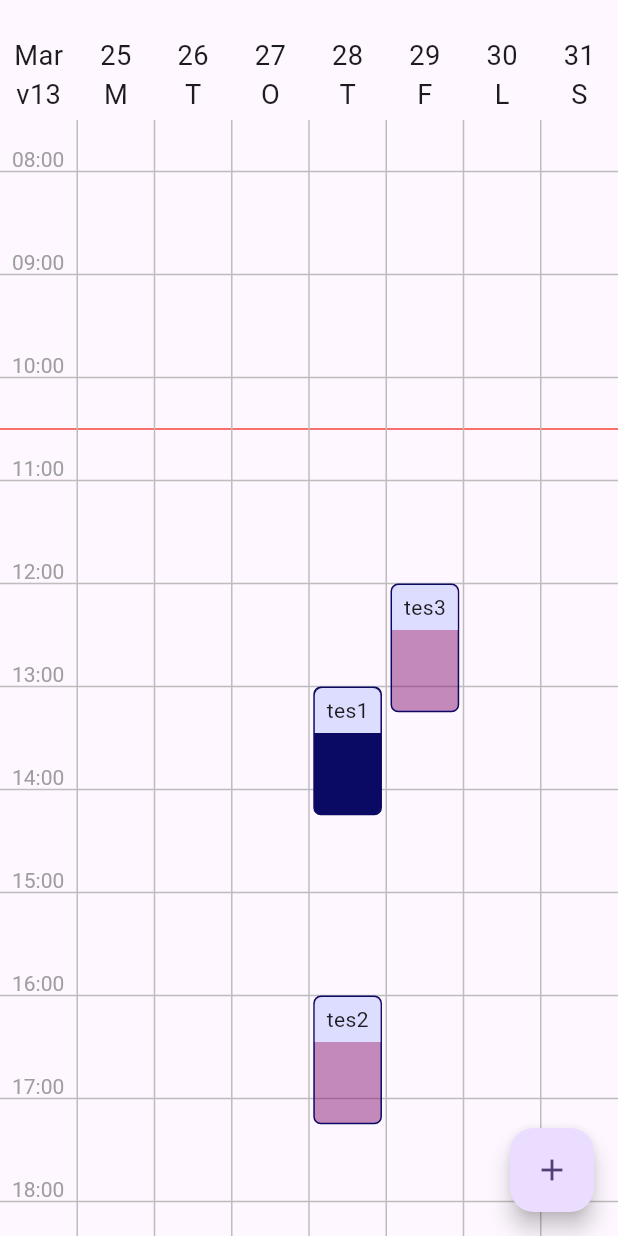
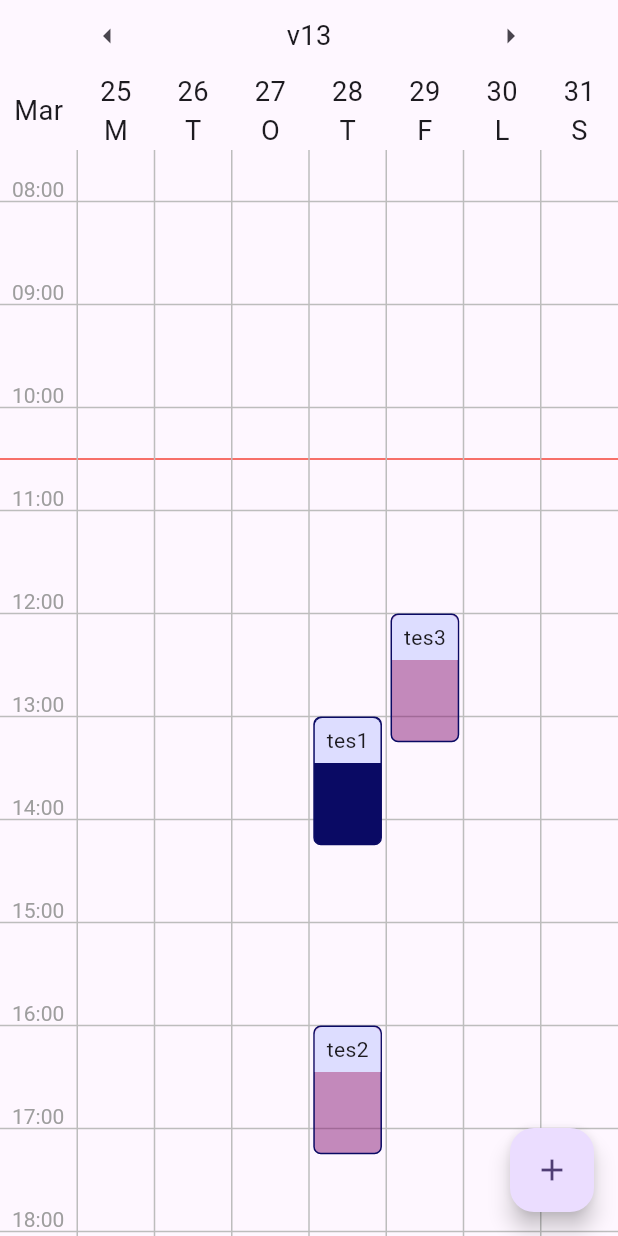
Before and after one commit to Emil0824/PlaneringsGuru, a Flutter app: the WeekView screen opened directly, on a phone screen of 412 x 824 dp. Run offline on Flutter 3.47's test engine with Material 3 defaults, Android fonts, the light colour scheme and no system bars; our stand-ins replace table_calendar.

Commit message:
added changeing weeks and select day stuff

```diff
--- a/lib/classes/choosenDay.dart
+++ b/lib/classes/choosenDay.dart
@@ -12,6 +12,7 @@ class ChoosenDay{
 
   static change(DateTime day){
     choosenDay = day;
+    print("choosenDay: " + choosenDay.toString());
   }
 
 
--- a/lib/views/weekPage.dart
+++ b/lib/views/weekPage.dart
@@ -35,7 +35,7 @@ class _WeekViewState extends State<WeekView> {
         floatingActionButton: AddEvent(
           callbackFunction: callback,
       ),
-        appBar: CustomAppBar(),
+        appBar: CustomAppBar(callbackFunction: callback),
         );
 
   }
--- a/lib/widgets/Event.dart
+++ b/lib/widgets/Event.dart
@@ -43,19 +43,21 @@ class Event extends StatelessWidget {
 
 
   List<Positioned> getWeekPositions(hourHight, minuteHeight, maxWidth, context){
-    int currentDayofWeek = DateTime.now().weekday;
+    int currentDayofWeek = ChoosenDay.choosenDay.weekday;
+
+
     List<Positioned> events = [];
 
 
     for (int i = 0; i <= 7 - currentDayofWeek; i++){
 
-      events += (getPositionedStuff(hourHight,minuteHeight,maxWidth,context, DateTime.now().add(Duration(days: i)), DateTime.now().add(Duration(days: i)).weekday.toDouble()));
+      events += (getPositionedStuff(hourHight,minuteHeight,maxWidth,context, ChoosenDay.choosenDay.add(Duration(days: i)), ChoosenDay.choosenDay.add(Duration(days: i)).weekday.toDouble()));
+
     }
 
     for (int i = 1; i < currentDayofWeek; i++){
 
-      events += (getPositionedStuff(hourHight,minuteHeight,maxWidth,context, DateTime.now().subtract(Duration(days: i)), DateTime.now().add(Duration(days: i)).weekday.toDouble()));
-
+      events += (getPositionedStuff(hourHight,minuteHeight,maxWidth,context, ChoosenDay.choosenDay.subtract(Duration(days: i)), ChoosenDay.choosenDay.subtract(Duration(days: i)).weekday.toDouble()));
     }
 
     return events;
--- a/lib/widgets/addEvent.dart
+++ b/lib/widgets/addEvent.dart
@@ -45,7 +45,7 @@ class _AddEventState extends State<AddEvent>{
       context: context,
       builder: (BuildContext context) {
         return AlertDialog(
-          title: const Text("Välj start och slut tid!"),
+          title: const Text("Välj Titel och Längd"),
           content: StatefulBuilder(
             builder: (BuildContext context, StateSetter setState) {
               return Column(
--- a/lib/widgets/weekAppbar.dart
+++ b/lib/widgets/weekAppbar.dart
@@ -1,34 +1,67 @@
 
 // ignore_for_file: sized_box_for_whitespace, file_names
 
+import 'package:flutter/material.dart';
 import 'package:flutter/widgets.dart';
 import 'package:intl/intl.dart';
+import 'package:planeringsguru/classes/choosenDay.dart';
 
 class CustomAppBar extends StatelessWidget implements PreferredSizeWidget {
-  const CustomAppBar({
-    Key? key,
-  }) : super(key: key);
+  final Function callbackFunction;
+
+
+  const CustomAppBar({Key? key, required this.callbackFunction}) : super(key: key);
 
   @override
   Widget build(BuildContext context) {
+    DateTime displayDay = ChoosenDay.choosenDay;
+    final int week = weekNumber(displayDay);
     return SafeArea(
         left: false,
         right: false,
+
         child: Stack(children: [
 
+
           Positioned.fill(
-            top: 20,
-            child: Row(
-              mainAxisAlignment: MainAxisAlignment.spaceEvenly,
-              children: getDaysAndStuff(context),
+            child: Column(
+              children: [
+                Row(
+                  mainAxisAlignment: MainAxisAlignment.spaceAround,
+                  children: [
+                  IconButton(
+                    onPressed: () => {
+                      ChoosenDay.change(displayDay.subtract(const Duration(days: 7))),
+                      callbackFunction()
+                    },
+                    icon: const Icon(Icons.arrow_left)
+                  ),
+                  Text("v$week", textScaleFactor: 1.3),
+                  IconButton(
+                    onPressed: () => {
+                      ChoosenDay.change(displayDay.add(const Duration(days: 7))),
+                      callbackFunction()
+                    },
+                    icon: const Icon(Icons.arrow_right)
+                    )
+                  ]
 
+                ),
+                Row(
+                  mainAxisAlignment: MainAxisAlignment.spaceEvenly,
+                  children: getDaysAndStuff(context),
+
+                ),
+              ],
             ),
-          )
+          ),
+
+
         ]));
   }
 
   @override
-  Size get preferredSize => const Size(double.maxFinite, 80);
+  Size get preferredSize => const Size(double.maxFinite, 100);
 
   int numOfWeeks(int year) {
     DateTime dec28 = DateTime(year, 12, 28);
@@ -49,17 +82,19 @@ class CustomAppBar extends StatelessWidget implements PreferredSizeWidget {
   }
 
   List<int> getDateList(){
-    int currentDayofWeek = DateTime.now().weekday;
+    int currentDayofWeek = ChoosenDay.choosenDay.weekday;
     List<int> days = List<int>.filled(7,0, growable: true);
 
 
 
     for (int i = 0; i <= 7 - currentDayofWeek; i++){
-      days[currentDayofWeek + i-1] = DateTime.now().day + i;
+      days[currentDayofWeek + i-1] = ChoosenDay.choosenDay.add(Duration(days: i)).day;
     }
 
     for (int i = 1; i < currentDayofWeek; i++){
-      days[currentDayofWeek - i - 1] = DateTime.now().day - i;
+
+      days[currentDayofWeek - i - 1] = ChoosenDay.choosenDay.subtract(Duration(days: i)).day;
+
     }
 
     return days;
@@ -69,8 +104,7 @@ class CustomAppBar extends StatelessWidget implements PreferredSizeWidget {
 
 
   List<Container> getDaysAndStuff(context){
-    final int week = weekNumber(DateTime.now());
-
+    DateTime displayDay = ChoosenDay.choosenDay;
 
     List<Container> weekList= [
       Container(
@@ -78,8 +112,8 @@ class CustomAppBar extends StatelessWidget implements PreferredSizeWidget {
         child:Column(
           mainAxisAlignment: MainAxisAlignment.center,
           children: [
-            Text(DateFormat.MMM().format(DateTime.now()), textScaleFactor: 1.3), //Hard coded i fix later bc lazy
-            Text("v$week", textScaleFactor: 1.3)
+            Text(DateFormat.MMM().format(displayDay), textScaleFactor: 1.3),
+
           ]
         )
       )
```
